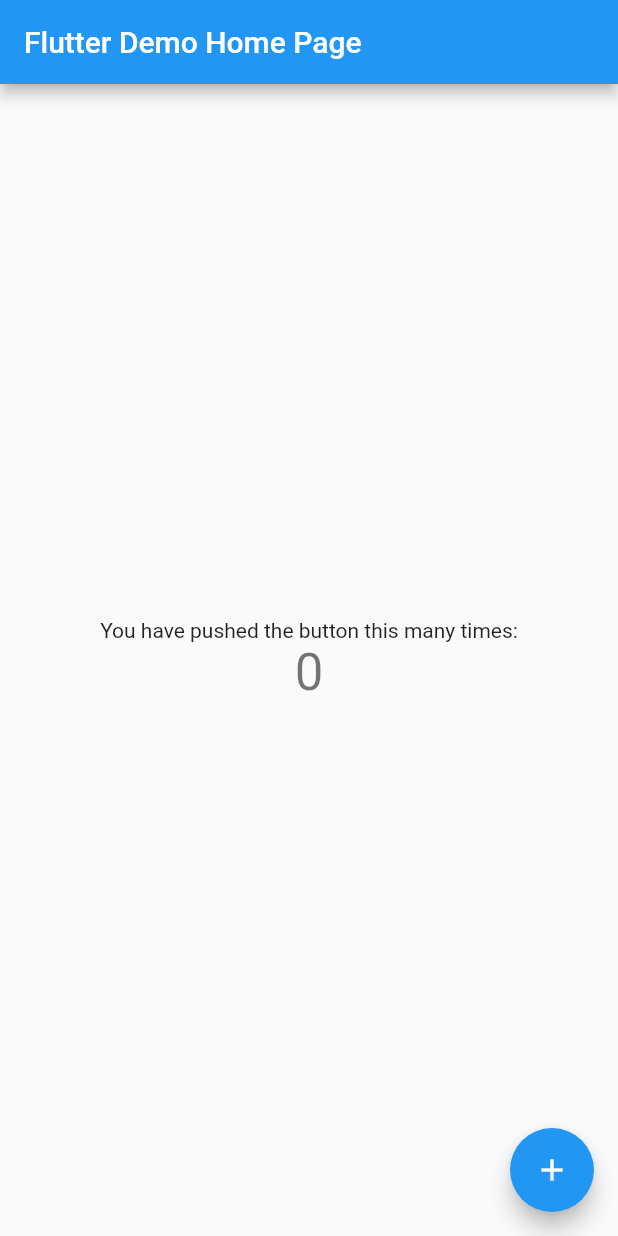
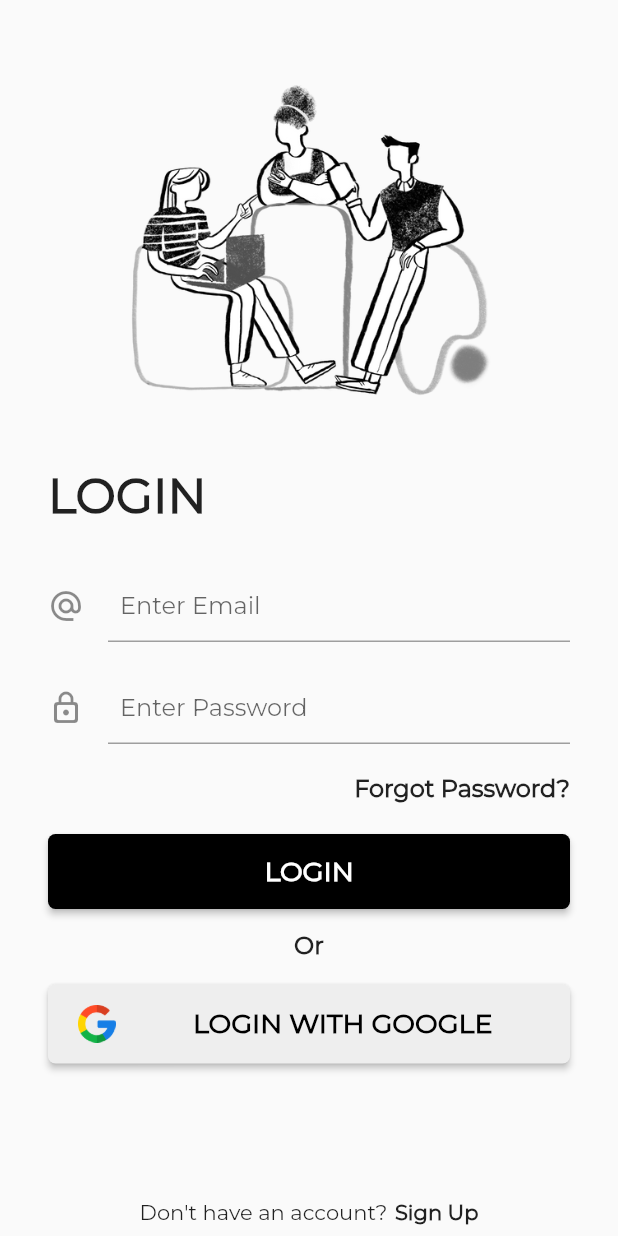
Before and after one commit to VincenSanjaya/TugasStateManagement, a Flutter app: the screen it shows after launch, on a phone screen of 412 x 824 dp. Run offline on Flutter 3.47's test engine with Material 2 defaults, Android fonts, the light colour scheme and no system bars; our stand-ins replace gap.

Commit message:
Feat: [VG] Login UI Screen

```diff
--- a/lib/main.dart
+++ b/lib/main.dart
@@ -1,4 +1,7 @@
 import 'package:flutter/material.dart';
+import 'package:tugas_state_management/screen/login_screen.dart';
+
+import 'utils/theme.dart';
 
 void main() {
   runApp(const MyApp());
@@ -11,105 +14,13 @@
   @override
   Widget build(BuildContext context) {
     return MaterialApp(
+      debugShowCheckedModeBanner: false,
       title: 'Tugas State Management',
       theme: ThemeData(
-        // This is the theme of your application.
-        //
-        // Try running your application with "flutter run". You'll see the
-        // application has a blue toolbar. Then, without quitting the app, try
-        // changing the primarySwatch below to Colors.green and then invoke
-        // "hot reload" (press "r" in the console where you ran "flutter run",
-        // or simply save your changes to "hot reload" in a Flutter IDE).
-        // Notice that the counter didn't reset back to zero; the application
-        // is not restarted.
-        primarySwatch: Colors.blue,
+        primarySwatch: primaryBlack,
+        fontFamily: 'Montserrat',
       ),
-      home: const MyHomePage(title: 'Flutter Demo Home Page'),
+      home: LoginScreen()
     );
   }
 }
-
-class MyHomePage extends StatefulWidget {
-  const MyHomePage({super.key, required this.title});
-
-  // This widget is the home page of your application. It is stateful, meaning
-  // that it has a State object (defined below) that contains fields that affect
-  // how it looks.
-
-  // This class is the configuration for the state. It holds the values (in this
-  // case the title) provided by the parent (in this case the App widget) and
-  // used by the build method of the State. Fields in a Widget subclass are
-  // always marked "final".
-
-  final String title;
-
-  @override
-  State<MyHomePage> createState() => _MyHomePageState();
-}
-
-class _MyHomePageState extends State<MyHomePage> {
-  int _counter = 0;
-
-  void _incrementCounter() {
-    setState(() {
-      // This call to setState tells the Flutter framework that something has
-      // changed in this State, which causes it to rerun the build method below
-      // so that the display can reflect the updated values. If we changed
-      // _counter without calling setState(), then the build method would not be
-      // called again, and so nothing would appear to happen.
-      _counter++;
-    });
-  }
-
-  @override
-  Widget build(BuildContext context) {
-    // This method is rerun every time setState is called, for instance as done
-    // by the _incrementCounter method above.
-    //
-    // The Flutter framework has been optimized to make rerunning build methods
-    // fast, so that you can just rebuild anything that needs updating rather
-    // than having to individually change instances of widgets.
-    return Scaffold(
-      appBar: AppBar(
-        // Here we take the value from the MyHomePage object that was created by
-        // the App.build method, and use it to set our appbar title.
-        title: Text(widget.title),
-      ),
-      body: Center(
-        // Center is a layout widget. It takes a single child and positions it
-        // in the middle of the parent.
-        child: Column(
-          // Column is also a layout widget. It takes a list of children and
-          // arranges them vertically. By default, it sizes itself to fit its
-          // children horizontally, and tries to be as tall as its parent.
-          //
-          // Invoke "debug painting" (press "p" in the console, choose the
-          // "Toggle Debug Paint" action from the Flutter Inspector in Android
-          // Studio, or the "Toggle Debug Paint" command in Visual Studio Code)
-          // to see the wireframe for each widget.
-          //
-          // Column has various properties to control how it sizes itself and
-          // how it positions its children. Here we use mainAxisAlignment to
-          // center the children vertically; the main axis here is the vertical
-          // axis because Columns are vertical (the cross axis would be
-          // horizontal).
-          mainAxisAlignment: MainAxisAlignment.center,
-          children: <Widget>[
-            const Text(
-              'You have pushed the button this many times:',
-            ),
-            Text(
-              '$_counter',
-              style: Theme.of(context).textTheme.headline4,
-            ),
-          ],
-        ),
-      ),
-      floatingActionButton: FloatingActionButton(
-        onPressed: _incrementCounter,
-        tooltip: 'Increment',
-        child: const Icon(Icons.add),
-      ), // This trailing comma makes auto-formatting nicer for build methods.
-    );
-  }
-}
--- /dev/null
+++ b/lib/screen/login_screen.dart
@@ -0,0 +1,182 @@
+import 'package:flutter/material.dart';
+import 'package:gap/gap.dart';
+import 'package:tugas_state_management/widget/text-field_input.dart';
+
+class LoginScreen extends StatefulWidget {
+  LoginScreen({Key? key}) : super(key: key);
+
+  @override
+  State<LoginScreen> createState() => _LoginScreenState();
+}
+
+class _LoginScreenState extends State<LoginScreen> {
+  final TextEditingController _emailController = TextEditingController();
+  final TextEditingController _passwordController = TextEditingController();
+
+  @override
+  Widget build(BuildContext context) {
+    return Scaffold(
+        body: SafeArea(
+            child: Container(
+      padding: const EdgeInsets.symmetric(horizontal: 32),
+      width: double.infinity,
+      child: Column(
+        crossAxisAlignment: CrossAxisAlignment.center,
+        children: [
+          Flexible(child: Container(), flex: 1),
+          Image(
+            image: AssetImage(
+              'assets/images/person-login.png',
+            ),
+            fit: BoxFit.fitHeight,
+            width: 300,
+            height: 250,
+          ),
+          const Gap(20),
+          Container(
+            width: double.infinity,
+            child: Text(
+              'LOGIN',
+              style: TextStyle(
+                fontFamily: "Montserrat",
+                fontSize: 32,
+                fontWeight: FontWeight.w900,
+              ),
+              textAlign: TextAlign.left,
+            ),
+          ),
+          const Gap(30),
+          TextFieldInput(
+            icon: Icon(
+              Icons.alternate_email,
+            ),
+            textEditingController: _emailController,
+            hintText: "Enter Email",
+            textInputType: TextInputType.emailAddress,
+            isPass: false,
+          ),
+          const Gap(20),
+          TextFieldInput(
+              icon: Icon(
+                Icons.lock_outline_rounded,
+              ),
+              textEditingController: _passwordController,
+              hintText: "Enter Password",
+              textInputType: TextInputType.visiblePassword,
+              isPass: true),
+          const Gap(20),
+
+          Container(
+            width: double.infinity,
+            child: Text(
+              'Forgot Password?',
+              style: TextStyle(
+                fontFamily: "Montserrat",
+                fontSize: 16,
+                fontWeight: FontWeight.w600,
+              ),
+              textAlign: TextAlign.right,
+            ),
+          ),
+          const Gap(20),
+          Container(
+            width: double.infinity,
+            child: ElevatedButton(
+              onPressed: () {},
+              child: Text(
+                'LOGIN',
+                style: TextStyle(
+                  fontFamily: "Montserrat",
+                  fontSize: 18,
+                  fontWeight: FontWeight.w900,
+                ),
+              ),
+              style: ElevatedButton.styleFrom(
+                primary: Colors.black,
+                shape: RoundedRectangleBorder(
+                  borderRadius: BorderRadius.circular(5),
+                ),
+                padding: const EdgeInsets.symmetric(vertical: 14),
+              ),
+            ),
+          ),
+          const Gap(15),
+          Container(
+            width: double.infinity,
+            child: Text(
+              'Or',
+              style: TextStyle(
+                fontFamily: "Montserrat",
+                fontSize: 16,
+                fontWeight: FontWeight.w800,
+              ),
+              textAlign: TextAlign.center,
+            ),
+          ),
+          const Gap(15),
+          Container(
+            width: double.infinity,
+            child: ElevatedButton(
+              onPressed: () {},
+              child: Row(
+
+                mainAxisAlignment: MainAxisAlignment.spaceAround,
+                children: [
+                  SizedBox(width: 20,),
+                  Image(
+                    image: AssetImage(
+                      'assets/images/google.png',
+                    ),
+                    fit: BoxFit.fitWidth,
+                    width: 25,
+                    height: 25,
+                  ),
+                  Expanded(child: Container()),
+                  Text(
+                    'LOGIN WITH GOOGLE',
+                    style: TextStyle(
+                      fontFamily: "Montserrat",
+                      color: Colors.black,
+                      fontSize: 18,
+                      fontWeight: FontWeight.w900,
+                    ),
+                  ),
+                  Expanded(child: Container())
+                ],
+              ),
+              style: ElevatedButton.styleFrom(
+                primary: Colors.grey[200],
+                shape: RoundedRectangleBorder(
+                  borderRadius: BorderRadius.circular(5),
+                ),
+                padding: const EdgeInsets.symmetric(vertical: 14),
+              ),
+            ),
+          ),
+          Flexible(child: Container(), flex: 2),
+          Row(
+            mainAxisAlignment: MainAxisAlignment.center,
+            children: [
+              Container(
+                child: const Text("Don't have an account?"),
+                padding: const EdgeInsets.symmetric(vertical: 8),
+              ),
+              const SizedBox(
+                width: 5,
+              ),
+              GestureDetector(
+                onTap: () {},
+                child: Container(
+                  child: const Text("Sign Up", style: TextStyle(
+                      fontWeight: FontWeight.w900
+                  ),),
+                  padding: const EdgeInsets.symmetric(vertical: 8),
+                ),
+              ),
+            ],
+          )
+        ],
+      ),
+    )));
+  }
+}
--- /dev/null
+++ b/lib/utils/colors.dart
@@ -0,0 +1 @@
+import 'package:flutter/material.dart';
--- /dev/null
+++ b/lib/utils/theme.dart
@@ -0,0 +1,18 @@
+import 'package:flutter/material.dart';
+
+const MaterialColor primaryBlack = MaterialColor(
+  _blackPrimaryValue,
+  <int, Color>{
+    50: Color(0xFF000000),
+    100: Color(0xFF000000),
+    200: Color(0xFF000000),
+    300: Color(0xFF000000),
+    400: Color(0xFF000000),
+    500: Color(_blackPrimaryValue),
+    600: Color(0xFF000000),
+    700: Color(0xFF000000),
+    800: Color(0xFF000000),
+    900: Color(0xFF000000),
+  },
+);
+const int _blackPrimaryValue = 0xFF000000;
--- /dev/null
+++ b/lib/widget/text-field_input.dart
@@ -0,0 +1,33 @@
+import 'package:flutter/material.dart';
+
+class TextFieldInput extends StatelessWidget {
+  final TextEditingController textEditingController;
+  final Icon icon;
+  final bool isPass;
+  final String hintText;
+  final TextInputType textInputType;
+  const TextFieldInput({Key? key, required this.textEditingController,this.isPass = false, required this.hintText, required this.textInputType, required this.icon}) : super(key: key);
+
+  @override
+  Widget build(BuildContext context) {
+    return TextField(
+      controller: textEditingController,
+      decoration: InputDecoration(
+        icon: icon,
+        hintText: hintText,
+        focusColor: Colors.white,
+        border: OutlineInputBorder(),
+        enabledBorder: UnderlineInputBorder(
+          borderSide: BorderSide(color: Colors.grey),
+        ),
+        focusedBorder: UnderlineInputBorder(
+
+          borderSide: BorderSide(color: Colors.black),
+        ),
+        contentPadding: const EdgeInsets.all(8),
+      ),
+      keyboardType: textInputType,
+      obscureText: isPass,
+    );
+  }
+}
```
Also changed, not shown: pubspec.yaml (+11 -15 lines), assets/font/IBM_Plex_Serif/IBMPlexSerif-Regular.ttf (added), assets/font/Montserrat/Montserrat-Regular.ttf (added), assets/images/google.png (added), assets/images/person-login.png (added), assets/images/person-signup.png (added), pubspec.lock.
